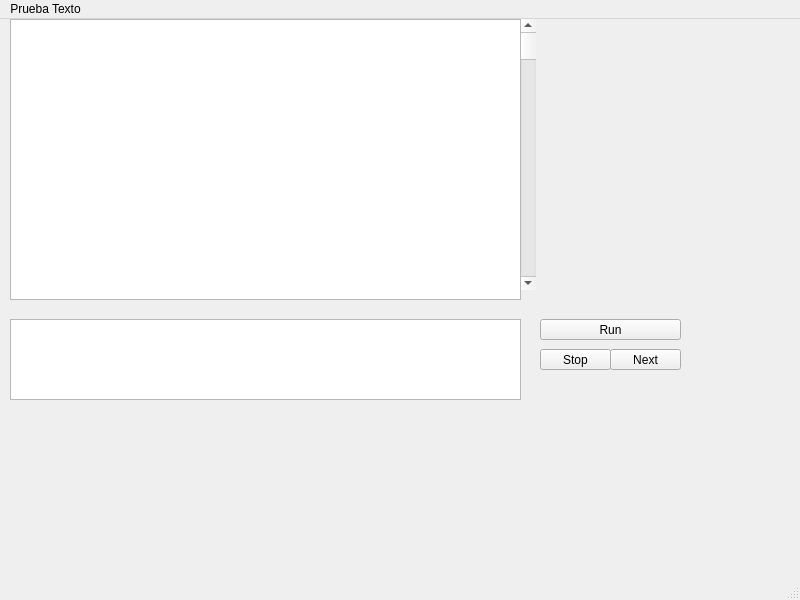
Qt form Editor/mainwindow.ui (JafetDS/Proyecto1Datos2C) before a commit.
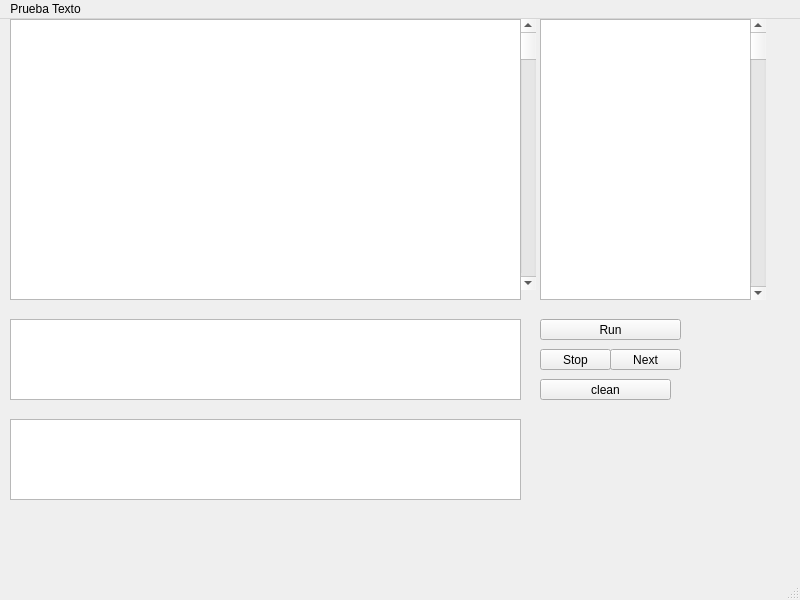
The same form after that commit.

```diff
--- a/Editor/mainwindow.ui
+++ b/Editor/mainwindow.ui
@@ -86,6 +86,52 @@
      <string>Stop</string>
     </property>
    </widget>
+   <widget class="QPushButton" name="pushButton">
+    <property name="geometry">
+     <rect>
+      <x>540</x>
+      <y>360</y>
+      <width>131</width>
+      <height>21</height>
+     </rect>
+    </property>
+    <property name="text">
+     <string>clean</string>
+    </property>
+   </widget>
+   <widget class="QTextBrowser" name="textBrowser">
+    <property name="geometry">
+     <rect>
+      <x>540</x>
+      <y>0</y>
+      <width>221</width>
+      <height>281</height>
+     </rect>
+    </property>
+   </widget>
+   <widget class="QScrollBar" name="verticalScrollBar_2">
+    <property name="geometry">
+     <rect>
+      <x>750</x>
+      <y>0</y>
+      <width>16</width>
+      <height>281</height>
+     </rect>
+    </property>
+    <property name="orientation">
+     <enum>Qt::Vertical</enum>
+    </property>
+   </widget>
+   <widget class="QTextBrowser" name="textBrowser_2">
+    <property name="geometry">
+     <rect>
+      <x>10</x>
+      <y>400</y>
+      <width>511</width>
+      <height>81</height>
+     </rect>
+    </property>
+   </widget>
   </widget>
   <widget class="QMenuBar" name="menubar">
    <property name="geometry">
```
